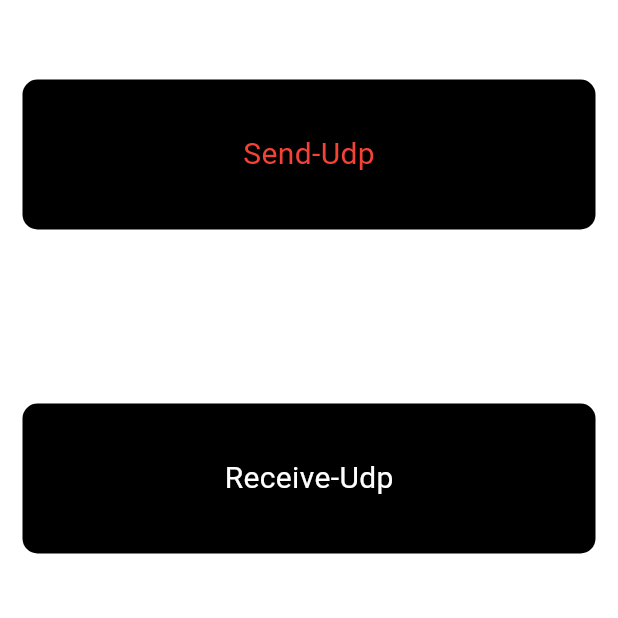
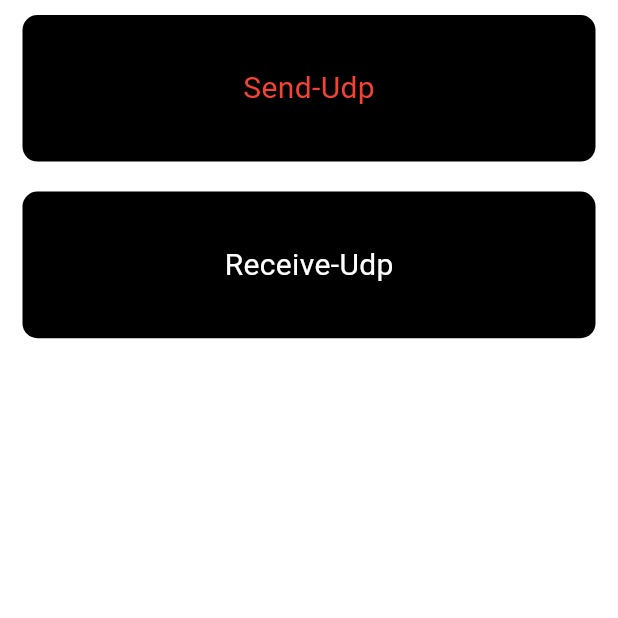
Before and after one commit to SpringRollHHB/FlutterUiTest, a Flutter app: the UdpPage screen opened by its route, after a tap on "Send-Udp", on a phone screen of 412 x 824 dp, the top half of it. Run offline on Flutter 3.47's test engine with Material 3 defaults, Android fonts, the phone set to English and light mode, and no system bars; our stand-ins replace auto_size_text, get; statements that could not run were skipped.

Commit message:
udp测试3

```diff
--- a/lib/layout/udp_page.dart
+++ b/lib/layout/udp_page.dart
@@ -23,18 +23,20 @@ class _UdpPageState extends State<UdpPage> {
       backgroundColor: Colors.white,
       body: Column(
         mainAxisAlignment: MainAxisAlignment.start,
+        mainAxisSize: MainAxisSize.max,
         children: [
+          SizedBox(height: MediaQuery.of(context).padding.top,),
           SizedBox(
-            height: MediaQuery.of(context).size.height/4,
+            height: MediaQuery.of(context).size.height/7,
             width: double.infinity,
             child: const UdpSendWidget(),
           ),
-          const SizedBox(height: 10,),
           SizedBox(
-            height: MediaQuery.of(context).size.height/4,
+            height: MediaQuery.of(context).size.height/7,
             width: double.infinity,
             child: const UdpReceiveWidget(),
           ),
+          const Spacer()
         ],
       ),
     );
--- a/lib/layout/widget/state/udp_receive_widget.dart
+++ b/lib/layout/widget/state/udp_receive_widget.dart
@@ -1,3 +1,4 @@
+import 'dart:convert';
 import 'dart:io';
 
 import 'package:flutter/cupertino.dart';
@@ -27,16 +28,12 @@ class _UdpReceiveWidgetState extends State<UdpReceiveWidget> {
       width: double.infinity,
       height: double.infinity,
       alignment: Alignment.center,
-      padding: const EdgeInsets.all(15),
-      child: Container(
-        height: 100,
-        alignment: Alignment.center,
-        decoration: BoxDecoration(
-          color: Colors.black,
-          borderRadius: BorderRadius.circular(10),
-        ),
-        child: Text(message,style: const TextStyle(color: Colors.white,fontSize: 20),),
+      margin: const EdgeInsets.symmetric(horizontal: 15,vertical: 10),
+      decoration: BoxDecoration(
+        color: Colors.black,
+        borderRadius: BorderRadius.circular(10),
       ),
+      child: Text(message,style: const TextStyle(color: Colors.white,fontSize: 20),),
     );
   }
 
@@ -45,15 +42,29 @@ class _UdpReceiveWidgetState extends State<UdpReceiveWidget> {
     rawDatagramSocket?.listen((event) async {
       Datagram? data;
       switch(event) {
-        case RawSocketEvent.read: { data = rawDatagramSocket?.receive(); }
-        case RawSocketEvent.write: {}
-        case RawSocketEvent.closed: {}
+        case RawSocketEvent.read: {
+          data = rawDatagramSocket?.receive();
+          //test event -> RawSocketEvent.closed
+          Future.delayed(const Duration(seconds: 2)).then((v) {
+            rawDatagramSocket?.close();
+            rawDatagramSocket = null;
+          });
+        }
+        case RawSocketEvent.write: { } //通常只会在 socket 启动时触发一次
+        case RawSocketEvent.closed: { rawDatagramSocket?.close(); }
         case RawSocketEvent.readClosed: {}
       }
-      print("UdpReceiveWidget  event->$event data->$data");
+      print("UdpReceiveWidget  event->$event data->${data != null ? utf8.decode(data.data) : "null"}");
       data = null;
     });
   }
 
+  @override
+  void dispose() {
+    super.dispose();
+    rawDatagramSocket?.close();
+    rawDatagramSocket = null;
+  }
+
 
 }
--- a/lib/layout/widget/udp_send_widget.dart
+++ b/lib/layout/widget/udp_send_widget.dart
@@ -1,4 +1,5 @@
 
+import 'dart:convert';
 import 'dart:io';
 import 'dart:typed_data';
 
@@ -17,15 +18,12 @@ class _UdpSendWidgetState extends State<UdpSendWidget> {
 
   @override
   Widget build(BuildContext context) {
-    return Container(
+    return GestureDetector(
+      onTap: () => sendMessage(),
+      child: Container(
         width: double.infinity,
         height: double.infinity,
-      alignment: Alignment.center,
-      padding: const EdgeInsets.all(15),
-      child: GestureDetector(
-        onTap: () => sendMessage(),
-        child: Container(
-          height: 100,
+        margin: const EdgeInsets.symmetric(horizontal: 15,vertical: 10),
         alignment: Alignment.center,
         decoration: BoxDecoration(
           color: Colors.black,
@@ -33,14 +31,20 @@ class _UdpSendWidgetState extends State<UdpSendWidget> {
         ),
         child: const Text("Send-Udp",style: TextStyle(color: Colors.red,fontSize: 20),),
       ),
-      ),
     );
   }
 
   void sendMessage() async {
     rawDatagramSocket ??= await RawDatagramSocket.bind(InternetAddress.anyIPv4, 2356);
     print("UdpSendWidget  send event ....");
-    rawDatagramSocket!.send(Uint8List.fromList("测试数据".codeUnits), InternetAddress.loopbackIPv4, 3465);
+    rawDatagramSocket!.send(utf8.encode("测试数据"), InternetAddress.loopbackIPv4, 3465);
+  }
+
+  @override
+  void dispose() {
+    super.dispose();
+    rawDatagramSocket?.close();
+    rawDatagramSocket = null;
   }
 
 }
```
Lines whose indentation alone changed are shown as unchanged.
